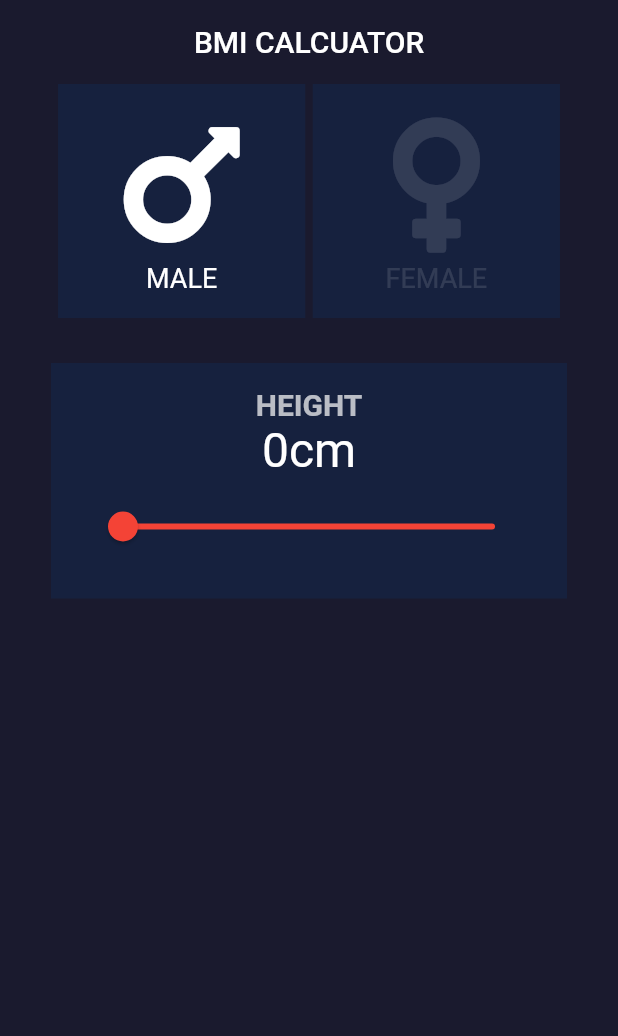
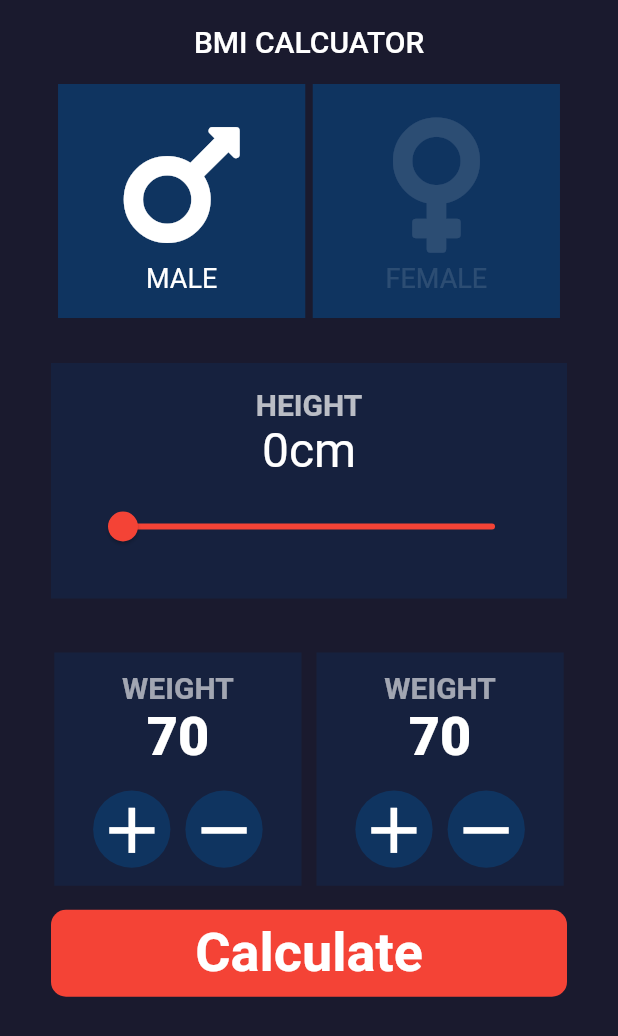
Before and after one commit to suhas-kadu/flutter-BMI-calculator, a Flutter app: the screen it shows after launch, on a phone screen of 412 x 824 dp. Shown: the top 1036 px of the screen. Run offline on Flutter 3.47's test engine with Material 2 defaults, Android fonts, the phone set to English and light mode, and no system bars; our stand-ins replace font_awesome_flutter.

Commit message:
UI for home screen completed

```diff
--- a/lib/views/home_page.dart
+++ b/lib/views/home_page.dart
@@ -14,9 +14,9 @@ class _HomePageState extends State<HomePage> {
   Color femaleColor = Colors.white12;
 
   double _value = 0.0;
-  void _onChanged (value) {
+  void _onChanged(value) {
     setState(() {
-      _value = value ;
+      _value = value;
     });
   }
 
@@ -24,8 +24,9 @@ class _HomePageState extends State<HomePage> {
   Widget build(BuildContext context) {
     return Scaffold(
       backgroundColor: Color(0xFF1a1a2e),
-      appBar: AppBar(title: Text("BMI CALCUATOR"),
-      backgroundColor:  Color(0xFF1a1a2e) ,
+      appBar: AppBar(
+        title: Text("BMI CALCUATOR"),
+        backgroundColor: Color(0xFF1a1a2e),
         elevation: 0.0,
         centerTitle: true,
       ),
@@ -35,7 +36,7 @@ class _HomePageState extends State<HomePage> {
             mainAxisAlignment: MainAxisAlignment.center,
             children: [
               InkWell(
-              onTap: (){
+                onTap: () {
                   setState(() {
                     maleColor = whiteColor;
                     femaleColor = offwhiteColor;
@@ -43,69 +44,77 @@ class _HomePageState extends State<HomePage> {
                 },
                 child: Container(
                   //margin: EdgeInsets.symmetric(horizontal: 4),
-                width: MediaQuery.of(context).size.width/2.5,
+                  width: MediaQuery.of(context).size.width / 2.5,
                   padding: EdgeInsets.all(16),
-                color: Color(0xFF16213e),
+                  color: Color(0xFF0f3460),
                   child: Column(
                     children: [
-                     FaIcon(FontAwesomeIcons.mars,
+                      FaIcon(
+                        FontAwesomeIcons.mars,
                         color: maleColor,
-                     size: MediaQuery.of(context).size.width/4,),
-                     Text("MALE", style:TextStyle(color: maleColor, fontSize: 18),),
-
-
+                        size: MediaQuery.of(context).size.width / 4,
+                      ),
+                      Text(
+                        "MALE",
+                        style: TextStyle(color: maleColor, fontSize: 18),
+                      ),
                     ],
                   ),
                 ),
               ),
-            SizedBox(width:5),
+              SizedBox(width: 5),
               InkWell(
-
-              onTap: (){
+                onTap: () {
                   setState(() {
                     femaleColor = whiteColor;
                     maleColor = offwhiteColor;
                   });
                 },
-
                 child: Container(
                   // margin: EdgeInsets.symmetric(horizontal: 4),
-                width: MediaQuery.of(context).size.width/2.5,
+                  width: MediaQuery.of(context).size.width / 2.5,
                   padding: EdgeInsets.all(16),
-                color: Color(0xFF16213e),
+                  color: Color(0xFF0f3460),
                   child: Column(
                     children: [
-                     FaIcon(FontAwesomeIcons.venus,
+                      FaIcon(
+                        FontAwesomeIcons.venus,
                         color: femaleColor,
-                     size: MediaQuery.of(context).size.width/4,),
-                     Text("FEMALE", style:TextStyle(color: femaleColor, fontSize: 18)),
-
-
+                        size: MediaQuery.of(context).size.width / 4,
+                      ),
+                      Text("FEMALE",
+                          style: TextStyle(color: femaleColor, fontSize: 18)),
                     ],
                   ),
                 ),
               ),
-
             ],
           ),
-SizedBox(height: 30,),
+          SizedBox(
+            height: 30,
+          ),
           //Height widget
           Container(
               margin: EdgeInsets.symmetric(horizontal: 34),
               width: MediaQuery.of(context).size.width,
               color: Color(0xFF16213e),
               padding: EdgeInsets.all(16),
-          child: Column(children: [
-              Text("HEIGHT",
-              style: TextStyle(color: Colors.white70,
+              child: Column(
+                children: [
+                  Text(
+                    "HEIGHT",
+                    style: TextStyle(
+                        color: Colors.white70,
                         fontSize: 20,
                         fontWeight: FontWeight.bold),
                   ),
-              Text(_value.toInt().toString() + "cm", style: TextStyle(fontSize: 32, color: Colors.white),),
+                  Text(
+                    _value.toInt().toString() + "cm",
+                    style: TextStyle(fontSize: 32, color: Colors.white),
+                  ),
                   Padding(
                     padding: const EdgeInsets.all(8.0),
                     child: Slider(
-
                       //divisions: 5,
                       min: 0.0,
                       max: 200,
@@ -115,10 +124,104 @@ SizedBox(height: 30,),
                       activeColor: Colors.red,
                     ),
                   )
-
-          ],)
+                ],
+              ),
+              ),
+              SizedBox(height:20),
+              Row(
+                mainAxisAlignment: MainAxisAlignment.center,
+                children: [
+                Container(
+                  width: MediaQuery.of(context).size.width/2.5,
+                  //margin: EdgeInsets.symmetric(horizontal: 18, vertical: 16),
+                  padding: EdgeInsets.symmetric(horizontal: 16, vertical: 12),
+                  color: Color(0xFF16213e)  ,
+                  child: Column(
+                  children: [
+                    Text("WEIGHT", style: TextStyle(color:Colors.white60, fontWeight: FontWeight.bold, fontSize: 20),),
+                  Text("70", style: TextStyle(color: whiteColor, fontSize: 36, fontWeight: FontWeight.w900),),
+                  SizedBox(height: 15,),
+                  Row(
+                    mainAxisAlignment: MainAxisAlignment.center,
+                    children: [
+                    Container(
+                      decoration: BoxDecoration(
+                        color: Color(0xFF0f3460),
+                        borderRadius: BorderRadius.circular(50)
+                      ),
+                      child: FaIcon(Icons.add, color: whiteColor, size: MediaQuery.of(context).size.width/8,)),
+                    SizedBox(width:10),
+                    Container(
+                      decoration: BoxDecoration(
+                        color: Color(0xFF0f3460),
+                        borderRadius: BorderRadius.circular(50)
+                      ),
+                      child: FaIcon(Icons.remove ,color: whiteColor, size: MediaQuery.of(context).size.width/8),
                       ),
 
+                  ],
+                  )
+
+                  ],
+                  )
+                ),
+                SizedBox(width:10),
+                Container(
+
+                  width: MediaQuery.of(context).size.width/2.5,
+                  margin: EdgeInsets.symmetric( vertical: 16),
+                  padding: EdgeInsets.symmetric(horizontal: 16, vertical: 12),
+                  color: Color(0xFF16213e)  ,
+                  child: Column(
+                  children: [
+                    Text("WEIGHT", style: TextStyle(color:Colors.white60, fontWeight: FontWeight.bold, fontSize: 20),),
+                  Text("70", style: TextStyle(color: whiteColor, fontSize: 36, fontWeight: FontWeight.w900),
+
+                  ),
+                  SizedBox(height: 15,),
+                  Row(
+
+                      mainAxisAlignment: MainAxisAlignment.center,
+                    children: [
+                    Container(
+                      //padding: EdgeInsets.all(4),
+                      decoration: BoxDecoration(
+                        color: Color(0xFF0f3460),
+                        borderRadius: BorderRadius.circular(50)
+                      ),
+                      child: FaIcon(Icons.add, color: whiteColor, size: MediaQuery.of(context).size.width/8,)),
+                    SizedBox(width:10),
+                    Container(
+                      decoration: BoxDecoration(
+                        color: Color(0xFF0f3460),
+                        borderRadius: BorderRadius.circular(50)
+                      ),
+                      child: FaIcon(Icons.remove ,color: whiteColor, size: MediaQuery.of(context).size.width/8),
+                      ),
+
+                  ],
+                  ),
+
+
+                  ],
+                  )
+                )
+              ],
+              ),
+
+                  FlatButton(onPressed: (){}, child: Container(
+                    margin: EdgeInsets.symmetric(horizontal: 18),
+                    padding: EdgeInsets.symmetric(vertical: 8),
+                    alignment: Alignment.center,
+                    decoration: BoxDecoration(
+                      color: Colors.red,
+                      borderRadius: BorderRadius.circular(10),
+                    ),
+                    width: MediaQuery.of(context).size.width,
+                    child: Text("Calculate", style: TextStyle(color: whiteColor, fontSize: 36, fontWeight: FontWeight.bold),
+                  )
+                  )
+                  )
         ],
       ),
     );
```
Lines whose indentation alone changed are shown as unchanged.
